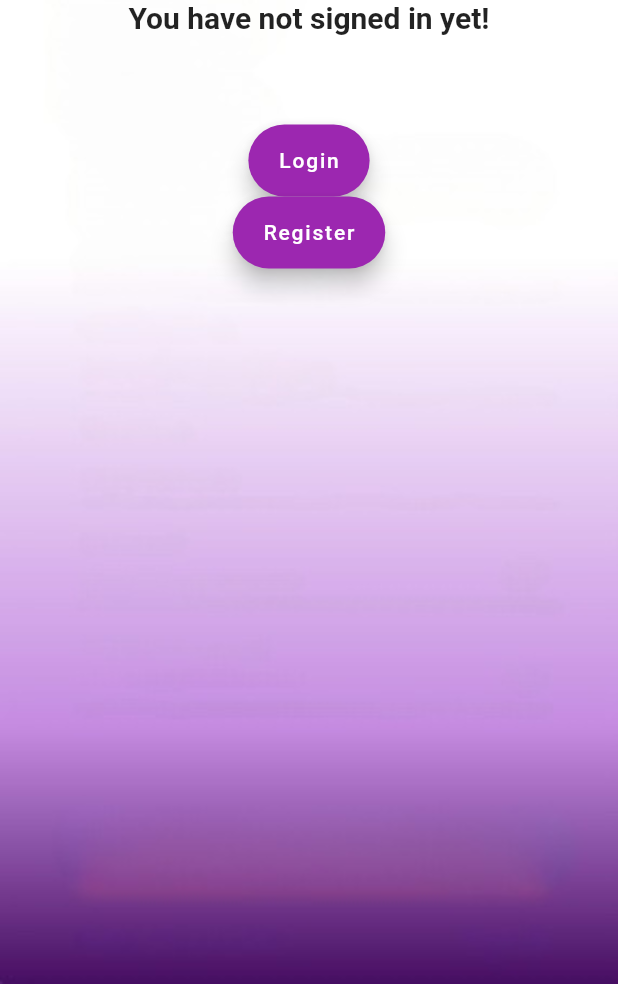
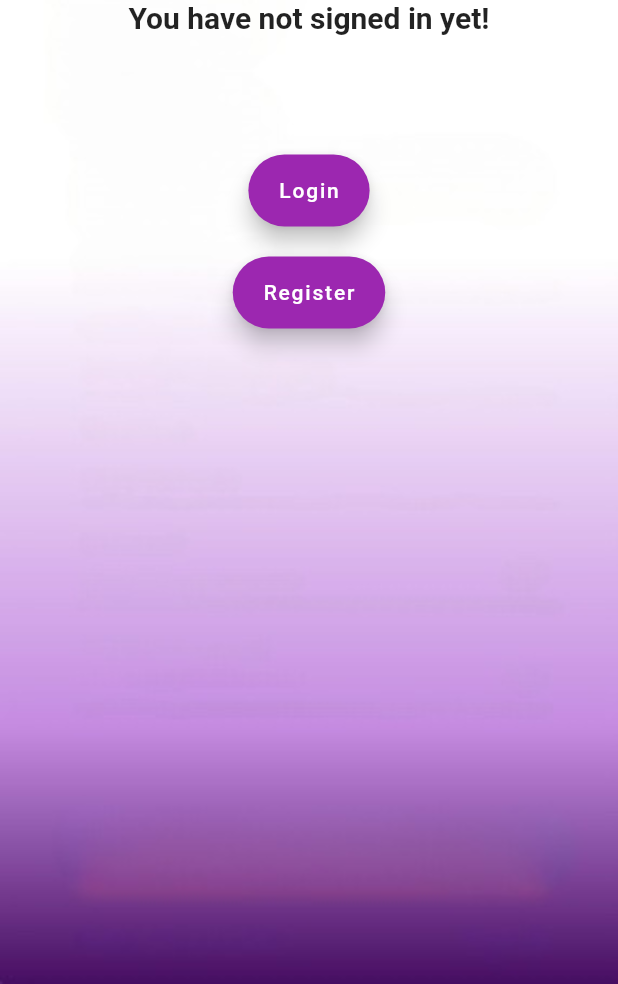
Before and after one commit to npro1001/cop4331-large-project, a Flutter app: the screen it shows after launch, on a phone screen of 412 x 824 dp, the part 252-1236 px from its top. Run offline on Flutter 3.47's test engine with Material 2 defaults, Android fonts, the phone set to English and light mode, and no system bars; our stand-ins replace bloc, equatable, flutter_bloc, flutter_riverpod, flutter_secure_storage.

Commit message:
fixed home layout

```diff
--- a/anthem_flutter_app/lib/presentation/screens/home_page.dart
+++ b/anthem_flutter_app/lib/presentation/screens/home_page.dart
@@ -44,7 +44,7 @@ class HomePage extends StatelessWidget {
                 }
               },
             ),
-            SizedBox(height: 60),
+            SizedBox(height: 80),
             FloatingActionButton.extended(
               heroTag: "Login",
               label: Text('Login'),
@@ -53,6 +53,7 @@ class HomePage extends StatelessWidget {
                 Navigator.of(context).pushNamed('/login');
               },
             ),
+            SizedBox(height: 20),
             FloatingActionButton.extended(
               heroTag: "Register",
               label: Text('Register'),
```
